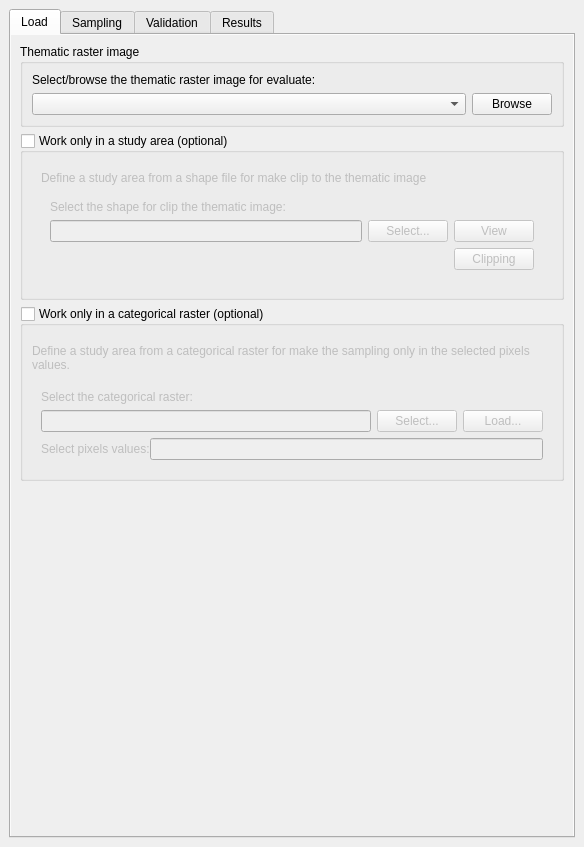
Old version of the form ui/acatama_dockwidget_base.ui in the repository SMByC/AcATaMa.
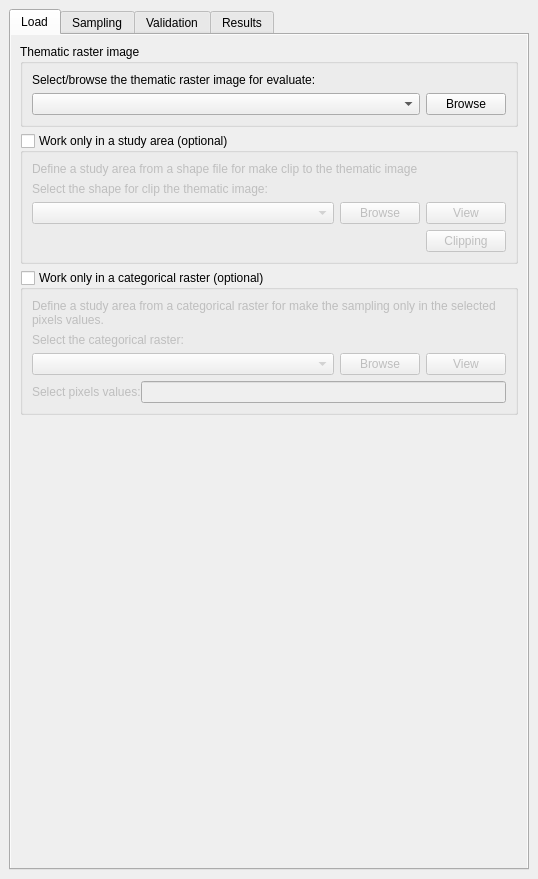
New version of the form.

Commit message: Several adjusts to UI

What changed in the file:
```diff
--- a/ui/acatama_dockwidget_base.ui
+++ b/ui/acatama_dockwidget_base.ui
@@ -6,8 +6,8 @@
    <rect>
     <x>0</x>
     <y>0</y>
-    <width>584</width>
-    <height>847</height>
+    <width>538</width>
+    <height>879</height>
    </rect>
   </property>
   <property name="windowTitle">
@@ -47,8 +47,8 @@
             <rect>
              <x>0</x>
              <y>0</y>
-             <width>560</width>
-             <height>768</height>
+             <width>514</width>
+             <height>800</height>
             </rect>
            </property>
            <layout class="QVBoxLayout" name="verticalLayout_2">
@@ -115,8 +115,16 @@
                <item>
                 <widget class="QWidget" name="widget_7" native="true">
                  <layout class="QVBoxLayout" name="verticalLayout_12">
+                  <property name="margin">
+                   <number>0</number>
+                  </property>
                   <item>
                    <widget class="QLabel" name="label_7">
+                    <property name="font">
+                     <font>
+                      <italic>false</italic>
+                     </font>
+                    </property>
                     <property name="text">
                      <string>Define a study area from a shape file for make clip to the thematic image</string>
                     </property>
@@ -126,9 +134,6 @@
                    </widget>
                   </item>
                   <item>
-                   <widget class="QWidget" name="widget_ShapeSelector" native="true">
-                    <layout class="QVBoxLayout" name="verticalLayout_31">
-                     <item>
                       <widget class="QLabel" name="label_23">
                        <property name="text">
                         <string>Select the shape for clip the thematic image:</string>
@@ -142,12 +147,19 @@
                          <number>0</number>
                         </property>
                         <item>
-                         <widget class="QLineEdit" name="lineEdit_ShapeSelector"/>
+                      <widget class="QComboBox" name="selectShapeArea">
+                       <property name="sizePolicy">
+                        <sizepolicy hsizetype="Expanding" vsizetype="Fixed">
+                         <horstretch>0</horstretch>
+                         <verstretch>0</verstretch>
+                        </sizepolicy>
+                       </property>
+                      </widget>
                         </item>
                         <item>
                          <widget class="QPushButton" name="pushButton_ShapeSelector">
                           <property name="text">
-                           <string>Select...</string>
+                        <string>Browse</string>
                           </property>
                          </widget>
                         </item>
@@ -199,9 +211,6 @@
                  </layout>
                 </widget>
                </item>
-              </layout>
-             </widget>
-            </item>
             <item>
              <widget class="QGroupBox" name="groupBox_5">
               <property name="title">
@@ -226,10 +235,7 @@
                   <item>
                    <widget class="QWidget" name="widget_4" native="true">
                     <layout class="QVBoxLayout" name="verticalLayout_9">
-                     <property name="leftMargin">
-                      <number>0</number>
-                     </property>
-                     <property name="rightMargin">
+                     <property name="margin">
                       <number>0</number>
                      </property>
                      <item>
@@ -242,12 +248,6 @@
                        </property>
                       </widget>
                      </item>
-                    </layout>
-                   </widget>
-                  </item>
-                  <item>
-                   <widget class="QWidget" name="widget_ShapeSelector_2" native="true">
-                    <layout class="QVBoxLayout" name="verticalLayout_32">
                      <item>
                       <widget class="QLabel" name="label_24">
                        <property name="text">
@@ -262,19 +262,29 @@
                          <number>0</number>
                         </property>
                         <item>
-                         <widget class="QLineEdit" name="lineEdit_ShapeSelector_2"/>
+                         <widget class="QComboBox" name="selectCategRaster">
+                          <property name="sizePolicy">
+                           <sizepolicy hsizetype="Expanding" vsizetype="Fixed">
+                            <horstretch>0</horstretch>
+                            <verstretch>0</verstretch>
+                           </sizepolicy>
+                          </property>
+                          <property name="editable">
+                           <bool>false</bool>
+                          </property>
+                         </widget>
                         </item>
                         <item>
                          <widget class="QPushButton" name="pushButton_ShapeSelector_2">
                           <property name="text">
-                           <string>Select...</string>
+                           <string>Browse</string>
                           </property>
                          </widget>
                         </item>
                         <item>
                          <widget class="QPushButton" name="pushButton_LoadShapeSelector_2">
                           <property name="text">
-                           <string>Load...</string>
+                           <string>View</string>
                           </property>
                          </widget>
                         </item>
```
Left out of the diff: 38 changed lines with no effect on the pictures. Lines whose indentation alone changed are shown as unchanged. The commit also changes 1 other file.
